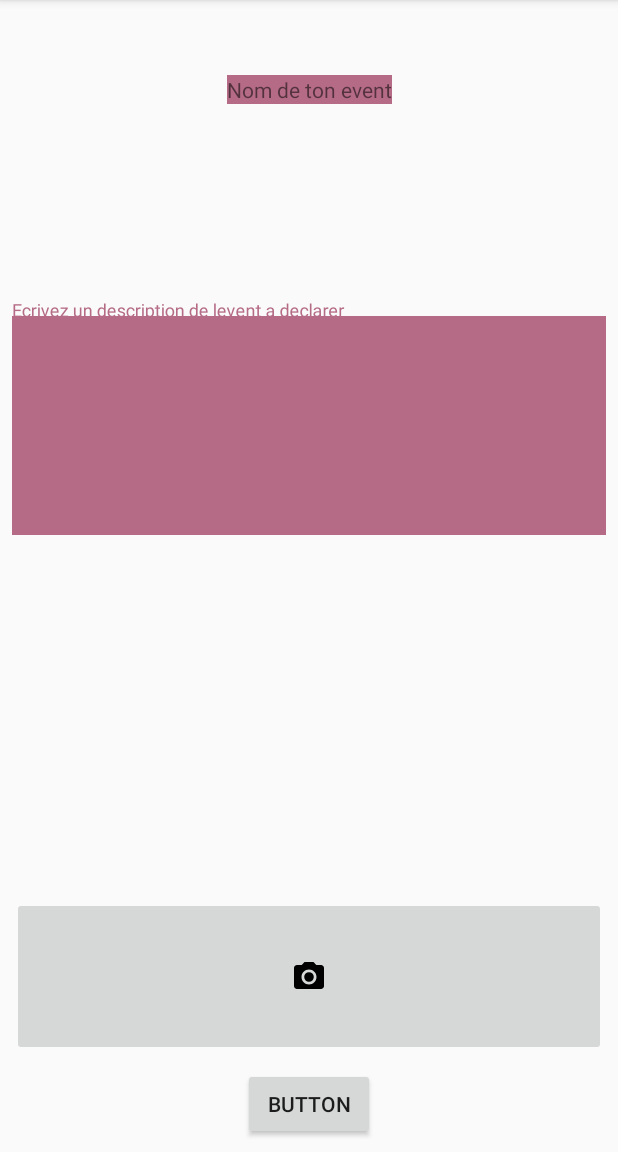
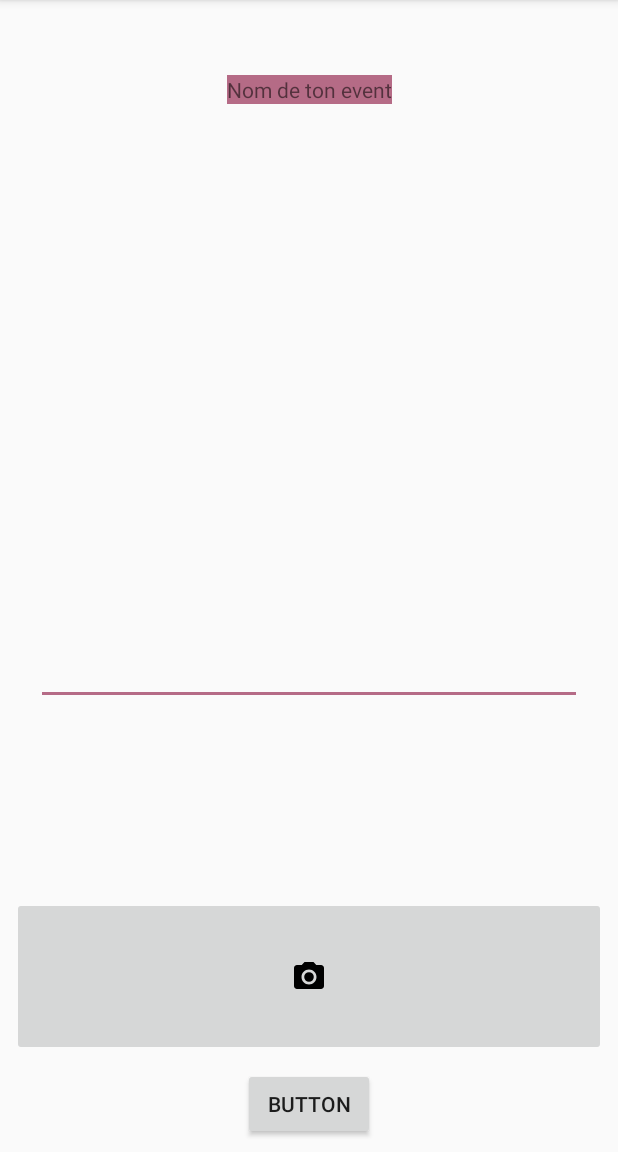
Before and after one commit to tran-simon/hackatown, an Android app: the screen it shows after launch (EventCreatorPart2), after a tap on "BUTTON", on a phone screen of 412 x 824 dp, the part 84-1236 px from its top. Run offline under Robolectric (Android 15) with nearby library versions, the phone set to English and light mode, and no system bars; 1 statement that could not run was skipped.

Commit message:
creation primaire de EventCreatorPart2

```diff
--- a/app/src/main/java/com/example/hackatown/EventCreatorPart2.java
+++ b/app/src/main/java/com/example/hackatown/EventCreatorPart2.java
@@ -6,6 +6,7 @@ import android.os.Bundle;
 import android.util.Log;
 import android.view.View;
 import android.widget.Button;
+import android.widget.EditText;
 
 import com.google.android.gms.maps.model.LatLng;
 
@@ -20,16 +21,18 @@ public class EventCreatorPart2 extends AppCompatActivity {
 
         //Parametre
         Button sendRequestBtn = findViewById(R.id.sendRequestBtn);
-        Button insertImgBtn = findViewById(R.id.insertImgBtn);
-        final TextInputEditText eventDescription = findViewById(R.id.eventDescription);
 
         sendRequestBtn.setOnClickListener(new View.OnClickListener() {
             @Override
             public void onClick(View v) {
                 //debut
-            Request request = new Request( Request.EventType.AbrisBus, eventDescription.getFontFeatureSettings(), new LatLng(0,0), new Date(), 10);
-            Log.d("POLY", Request.EventType.AbrisBus + eventDescription.getFontFeatureSettings() + new LatLng(0,0) + new Date());
-            //fin
+                Bundle extras = getIntent().getExtras();
+                String typeId = extras.getString("id");
+                EditText text = findViewById(R.id.plain_text_input);
+                Request request = new Request( Request.EventType.AbrisBus, text.getText().toString(), new LatLng(0,0), new Date(), 10);
+                Log.d("POLY", "Creation dune request:");
+                Log.d("POLY", Request.EventType.AbrisBus + text.getText().toString() + new LatLng(0,0) + new Date());
+                 //fin
             }
         });
     }
--- a/app/src/main/res/layout/activity_event_creator_part2.xml
+++ b/app/src/main/res/layout/activity_event_creator_part2.xml
@@ -19,25 +19,19 @@
         app:layout_constraintStart_toStartOf="parent"
         app:layout_constraintTop_toTopOf="parent" />
 
-    <android.support.design.widget.TextInputLayout
-        android:id="@+id/eventDescription"
-        android:layout_width="0dp"
-        android:layout_height="243dp"
-        android:layout_marginStart="8dp"
+    <EditText
+        android:id="@+id/plain_text_input"
+        android:layout_width="match_parent"
+        android:layout_height="272dp"
+        android:layout_marginStart="24dp"
         android:layout_marginTop="8dp"
-        android:layout_marginEnd="8dp"
-        android:layout_marginBottom="32dp"
+        android:layout_marginEnd="24dp"
+        android:layout_marginBottom="8dp"
+        android:inputType="text"
         app:layout_constraintBottom_toTopOf="@+id/insertImgBtn"
         app:layout_constraintEnd_toEndOf="parent"
         app:layout_constraintStart_toStartOf="parent"
-        app:layout_constraintTop_toBottomOf="@+id/EventName">
-
-        <android.support.design.widget.TextInputEditText
-            android:layout_width="match_parent"
-            android:layout_height="146dp"
-            android:background="@color/colorAccent"
-            android:hint="Ecrivez un description de levent a declarer" />
-    </android.support.design.widget.TextInputLayout>
+        app:layout_constraintTop_toBottomOf="@+id/EventName" />
 
     <ImageButton
         android:id="@+id/insertImgBtn"
```
